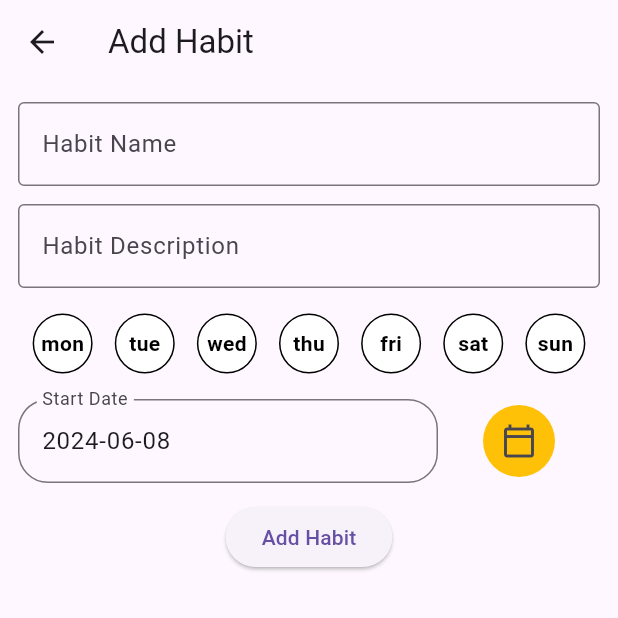
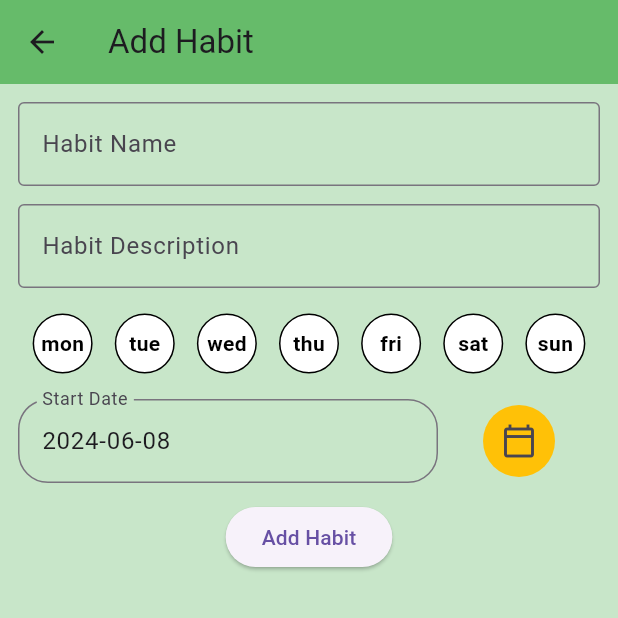
Before and after one commit to Nova-Drive/HabitSmasher, a Flutter app: the screen it shows after launch, item 2 of the bottom bar chosen, after a tap on the "add" icon, on a phone screen of 412 x 824 dp, the top half of it. Run offline on Flutter 3.47's test engine with Material 3 defaults, Android fonts, the phone set to English and light mode, and no system bars; our stand-ins replace cloud_firestore, firebase_core, firebase_storage, flutter_map, flutter_slidable, image_picker and 3 more; accounts and stored records are empty.

Commit message:
Made theme, slight padding adjustments

```diff
--- a/lib/buttons/weekday_button.dart
+++ b/lib/buttons/weekday_button.dart
@@ -1,5 +1,6 @@
 import 'package:flutter/material.dart';
 import 'package:habitsmasher/models/habit.dart';
+import 'package:habitsmasher/theme.dart';
 
 class WeekdayButton extends StatefulWidget {
   const WeekdayButton(
@@ -41,7 +42,7 @@ class _WeekdayButtonState extends State<WeekdayButton> {
           width: 40,
           height: 40,
           decoration: BoxDecoration(
-            color: isChecked ? Colors.lightBlue : Colors.white,
+            color: isChecked ? theme.primaryColor : Colors.white,
             border: Border.all(),
             shape: BoxShape.circle,
           ),
--- a/lib/main.dart
+++ b/lib/main.dart
@@ -9,7 +9,31 @@ import 'package:firebase_core/firebase_core.dart';
 import 'firebase_options.dart';
 
 /// Bug List:
-/// - List needs a futurebuilder or something when opening app after closing it
+///
+
+ThemeData theme = ThemeData(
+  useMaterial3: true,
+  primarySwatch: Colors.green,
+  primaryColor: Colors.green[300],
+  hintColor: Colors.green[300],
+  scaffoldBackgroundColor: Colors.green[100],
+  appBarTheme: AppBarTheme(
+    backgroundColor: Colors.green[400],
+  ),
+  floatingActionButtonTheme: const FloatingActionButtonThemeData(
+    backgroundColor: Colors.green,
+  ),
+  bottomNavigationBarTheme: BottomNavigationBarThemeData(
+    backgroundColor: Colors.green[100],
+    selectedItemColor: Colors.green[400],
+    unselectedItemColor: Colors.green[300],
+  ),
+  cardTheme: CardTheme(
+    color: Colors.green[200],
+    shadowColor: Colors.green[400],
+    elevation: 10,
+  ),
+);
 
 Future<void> main() async {
   WidgetsFlutterBinding.ensureInitialized();
@@ -25,22 +49,37 @@ class HabitSmasherApp extends StatelessWidget {
   @override
   Widget build(BuildContext context) {
     return MaterialApp(
-      theme: ThemeData(useMaterial3: true),
-      home: const Navigation(),
+      theme: theme,
+      home: FutureBuilder(
+          future: getHabits(),
+          builder: (context, snapshot) {
+            if (snapshot.connectionState == ConnectionState.done) {
+              List<Habit> habits = snapshot.data as List<Habit>;
+              return Navigation(habits: habits);
+            } else {
+              return const Center(
+                  child: CircularProgressIndicator(
+                color: Colors.green,
+                semanticsLabel: 'Loading habits',
+              ));
+            }
+          }),
     );
   }
 }
 
+// kinda hacky but it works
+// could probably fix this by putting the list methods in the main class
+// ignore: must_be_immutable
 class Navigation extends StatefulWidget {
-  const Navigation({super.key});
-
+  Navigation({super.key, required this.habits});
+  List<Habit> habits;
   @override
   State<Navigation> createState() => _NavigationState();
 }
 
 class _NavigationState extends State<Navigation> {
   int currentPageIndex = 0;
-  List<Habit> habits = [];
   FirebaseFirestore db = FirebaseFirestore.instance;
 
   @override
@@ -48,14 +87,14 @@ class _NavigationState extends State<Navigation> {
     super.initState();
     getHabits().then((list) {
       setState(() {
-        habits = list;
+        widget.habits = list;
       });
     });
   }
 
   void addHabit(Habit habit) {
     setState(() {
-      habits.add(habit);
+      widget.habits.add(habit);
     });
     db.collection('habits').add(habit.toMap());
   }
@@ -75,7 +114,7 @@ class _NavigationState extends State<Navigation> {
                 onError: (error) =>
                     debugPrint('error updating habit with id ${oldHabit.id}'));
       });
-      habits[habits.indexOf(oldHabit)] = newHabit;
+      widget.habits[widget.habits.indexOf(oldHabit)] = newHabit;
     });
   }
 
@@ -83,16 +122,17 @@ class _NavigationState extends State<Navigation> {
     setState(() {
       // Can potentially save a query by storing the document id in the habit object
       // or by querying the cache instead of the server
-      int index = habits.indexOf(oldHabit);
+      int index = widget.habits.indexOf(oldHabit);
       db
           .collection('habits')
-          .where('id', isEqualTo: habits[index].id)
+          .where('id', isEqualTo: widget.habits[index].id)
           .get()
           .then((QuerySnapshot querySnapshot) {
         db.collection('habits').doc(querySnapshot.docs[0].id).delete().then(
-            (doc) => debugPrint('deleted habit with id ${habits[index].id}'),
-            onError: (error) =>
-                debugPrint('error deleting habit with id ${habits[index].id}'));
+            (doc) =>
+                debugPrint('deleted habit with id ${widget.habits[index].id}'),
+            onError: (error) => debugPrint(
+                'error deleting habit with id ${widget.habits[index].id}'));
 
         // querySnapshot.docs[0].reference.delete().then(
         //     (doc) => print('deleted habit with id ${widget.habits[index].id}'),
@@ -100,7 +140,7 @@ class _NavigationState extends State<Navigation> {
         //         'error deleting habit with id ${widget.habits[index].id}'));
       });
 
-      habits.removeAt(index);
+      widget.habits.removeAt(index);
     });
   }
 
@@ -136,11 +176,13 @@ class _NavigationState extends State<Navigation> {
       body: <Widget>[
         /// Today page
         TodayView(
-            habits: habits, editHabit: editHabit, deleteHabit: deleteHabit),
+            habits: widget.habits,
+            editHabit: editHabit,
+            deleteHabit: deleteHabit),
 
         /// Habits page
         HabitListView(
-            habits: habits,
+            habits: widget.habits,
             addHabit: addHabit,
             editHabit: editHabit,
             deleteHabit: deleteHabit),
--- a/lib/network/network.dart
+++ b/lib/network/network.dart
@@ -1,6 +1,5 @@
 import 'dart:io';
 import 'package:cloud_firestore/cloud_firestore.dart';
-import 'package:flutter/foundation.dart';
 import 'package:habitsmasher/models/habit.dart';
 import 'package:habitsmasher/models/habit_event.dart';
 import 'package:firebase_storage/firebase_storage.dart';
--- a/lib/screens/habit_detail_view.dart
+++ b/lib/screens/habit_detail_view.dart
@@ -59,14 +59,13 @@ class _HabitDetailViewState extends State<HabitDetailView> {
               widget.habitEvents = habitEvents;
               return _DetailView(widget: widget, setState: editHabitEvent);
             } else {
-              return const Center(
+              return Center(
                 // this is dumb but idk how else to make it look nice
                 child: Column(
                   mainAxisAlignment: MainAxisAlignment.center,
                   children: [
                     CircularProgressIndicator(
-                        valueColor:
-                            AlwaysStoppedAnimation<Color>(Colors.amberAccent)),
+                        color: Theme.of(context).primaryColorDark),
                   ],
                 ),
               );
--- a/lib/screens/habit_event_card_view.dart
+++ b/lib/screens/habit_event_card_view.dart
@@ -1,6 +1,7 @@
 import 'package:flutter/material.dart';
 import 'package:habitsmasher/extensions.dart';
 import 'package:habitsmasher/models/habit_event.dart';
+import 'package:habitsmasher/theme.dart';
 
 class HabitEventCard extends StatelessWidget {
   final HabitEvent event;
@@ -14,6 +15,9 @@ class HabitEventCard extends StatelessWidget {
         : event.comment;
 
     return Card(
+      color: theme.cardTheme.color,
+      shadowColor: theme.cardTheme.shadowColor,
+      elevation: 5,
       child: ListTile(
         leading: Text(event.date.format()),
         title: Text(commentString),
--- a/lib/screens/habit_list_view.dart
+++ b/lib/screens/habit_list_view.dart
@@ -5,6 +5,7 @@ import 'package:habitsmasher/screens/add_edit_habit_view.dart';
 import 'package:habitsmasher/screens/habit_card_view.dart';
 import 'package:habitsmasher/screens/habit_detail_view.dart';
 import 'package:habitsmasher/extensions.dart';
+import 'package:habitsmasher/theme.dart';
 
 class HabitListView extends StatefulWidget {
   final List<Habit> habits;
@@ -27,10 +28,8 @@ class _HabitListViewState extends State<HabitListView> {
   @override
   Widget build(BuildContext context) {
     return Scaffold(
-        backgroundColor: Colors.green[100],
         appBar: AppBar(
-          backgroundColor: Colors.green[300],
-          title: const Text('Habit List'),
+          title: Text('Habit List', style: theme.appBarTheme.titleTextStyle),
           centerTitle: false,
           actions: [
             IconButton(
@@ -49,13 +48,10 @@ class _HabitListViewState extends State<HabitListView> {
             ),
           ],
         ),
-        body: Padding(
-          padding: const EdgeInsets.only(top: 8.0),
-          child: habitCards(
+        body: habitCards(
             habits: widget.habits,
             editHabit: widget.editHabit,
-              deleteHabit: widget.deleteHabit),
-        ));
+            deleteHabit: widget.deleteHabit));
   }
 }
 
@@ -64,7 +60,9 @@ Widget habitCards(
     {required List<Habit> habits,
     required Function editHabit,
     required Function deleteHabit}) {
-  return Center(
+  return Padding(
+    padding: const EdgeInsets.only(top: 12.0),
+    child: Center(
       child: ListView.builder(
           padding: const EdgeInsets.only(
               left: 10, right: 10, bottom: kBottomNavigationBarHeight + 70),
@@ -119,5 +117,6 @@ Widget habitCards(
                   child: HabitCardView(habit: habits[index]),
                 ));
           }),
+    ),
   );
 }
--- a/lib/screens/today_view.dart
+++ b/lib/screens/today_view.dart
@@ -2,6 +2,7 @@ import 'package:flutter/material.dart';
 import 'package:habitsmasher/extensions.dart';
 import 'package:habitsmasher/models/habit.dart';
 import 'package:habitsmasher/screens/habit_list_view.dart';
+import 'package:habitsmasher/theme.dart';
 
 class TodayView extends StatefulWidget {
   final List<Habit> habits;
@@ -37,7 +38,8 @@ class _TodayViewState extends State<TodayView> {
         appBar: AppBar(
           centerTitle: false,
           title: // maybe add full date here
-              Text("Today: ${Days.values[widget.dayOfWeek].name.capitalize()}"),
+              Text("Today: ${Days.values[widget.dayOfWeek].name.capitalize()}",
+                  style: theme.appBarTheme.titleTextStyle),
         ),
         body: habitCards(
             habits: habitsForToday,
--- /dev/null
+++ b/lib/theme.dart
@@ -0,0 +1,37 @@
+import 'package:flutter/material.dart';
+
+ThemeData theme = ThemeData(
+  useMaterial3: true,
+  primarySwatch: Colors.green,
+  primaryColor: Colors.green[400],
+  hintColor: Colors.green[300],
+  scaffoldBackgroundColor: Colors.green[100],
+  appBarTheme: AppBarTheme(
+      backgroundColor: Colors.green[400],
+      titleTextStyle: const TextStyle(
+        fontSize: 30,
+        fontWeight: FontWeight.bold,
+      )),
+  elevatedButtonTheme: const ElevatedButtonThemeData(
+      style: ButtonStyle(
+    backgroundColor: WidgetStatePropertyAll(Colors.green),
+    foregroundColor: WidgetStatePropertyAll(Colors.white),
+  )),
+  filledButtonTheme: const FilledButtonThemeData(
+    style: ButtonStyle(
+      backgroundColor: WidgetStatePropertyAll(Colors.green),
+      foregroundColor: WidgetStatePropertyAll(Colors.white),
+    ),
+  ),
+  bottomNavigationBarTheme: BottomNavigationBarThemeData(
+    backgroundColor: Colors.green[100],
+    selectedItemColor: Colors.green[400],
+    unselectedItemColor: Colors.green[300],
+  ),
+  cardTheme: CardTheme(
+    color: Colors.white,
+    surfaceTintColor: Colors.white,
+    shadowColor: Colors.brown[400],
+    elevation: 10,
+  ),
+);
```
Also changed, not shown: lib/screens/habit_card_view.dart (+5 -2 lines), lib/screens/habit_event_list_view.dart (+26 -29 lines). Lines whose indentation alone changed are shown as unchanged.
